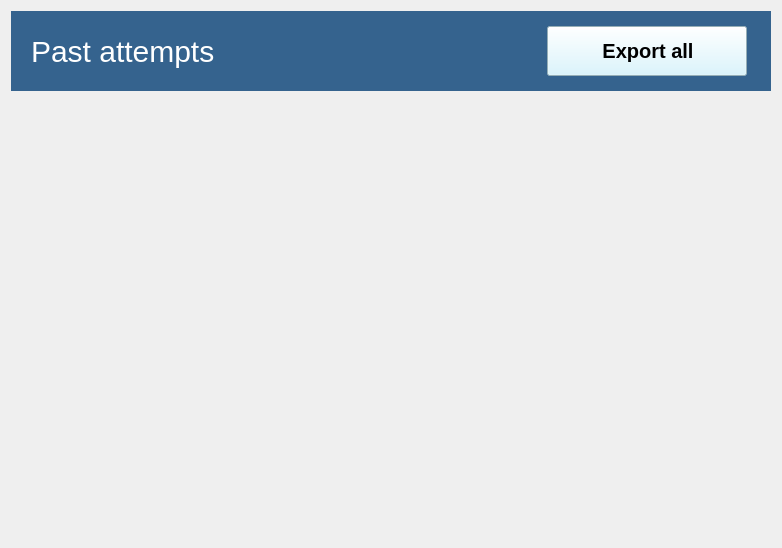
Qt form copyclare/ui/past_attempts_banner.ui (MotionInput/Team14-CopyClare) before a commit.
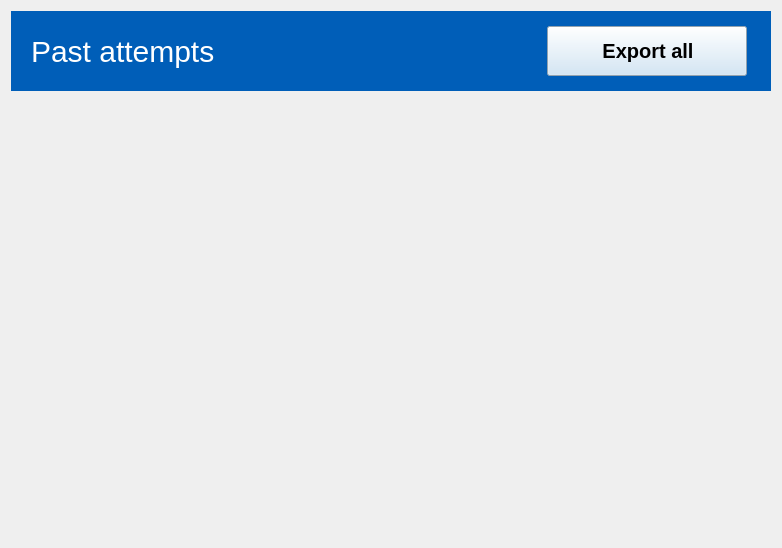
The same form after that commit.

What changed in the file:
```diff
--- a/copyclare/ui/past_attempts_banner.ui
+++ b/copyclare/ui/past_attempts_banner.ui
@@ -35,7 +35,7 @@
       </size>
      </property>
      <property name="styleSheet">
-      <string notr="true">background-color: #35638e;
+      <string notr="true">background-color: #005EB8;
 padding-left: 2px;
 padding-right: 15px;
 font-size: 30px;
@@ -77,7 +77,7 @@
          </font>
         </property>
         <property name="styleSheet">
-         <string notr="true">background-color: rgb(209, 244, 255);
+         <string notr="true">background-color: #CCE3F5;
 color: rgb(0, 0, 0);
 font-size: 20px;
 padding-right: 0px;</string>
```
